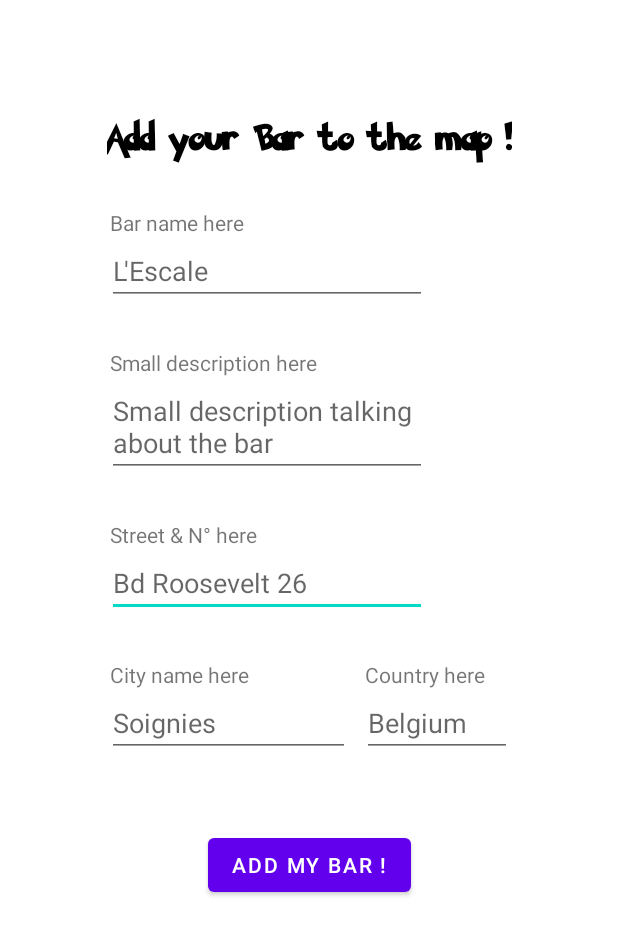
After one commit to DamienB2/PokeBar, an Android app: the addBarActivity screen opened directly, with no data from a screen before it, on a phone screen of 412 x 824 dp. The commit adds this screen. Shown: the top 935 px of the screen. Run offline under Robolectric (Android 15) with nearby library versions, the phone set to English and light mode, and no system bars; our stand-ins replace Firebase (no records; nobody signed in at launch, a user with empty details on screens opened directly); network calls fail.

Commit message:
PokeBar Add a Bar almost finish

```diff
--- a/app/src/main/java/com/example/pokebar/RegisterActivity.java
+++ b/app/src/main/java/com/example/pokebar/RegisterActivity.java
@@ -65,8 +65,7 @@ public class RegisterActivity extends AppCompatActivity {
                         if(task.isComplete()){
                             User user = new User(name, mail);
 
-                            FirebaseDatabase.getInstance().getReference("Users")
-                                    .child(FirebaseAuth.getInstance().getCurrentUser().getUid())
+                            FirebaseDatabase.getInstance().getReference("Users").child(FirebaseAuth.getInstance().getCurrentUser().getUid())
                                     .setValue(user).addOnCompleteListener(new OnCompleteListener<Void>() {
                                         @Override
                                         public void onComplete(@NonNull Task<Void> task) {
--- /dev/null
+++ b/app/src/main/java/com/example/pokebar/addBarActivity.java
@@ -0,0 +1,95 @@
+package com.example.pokebar;
+
+import androidx.annotation.NonNull;
+import androidx.appcompat.app.AppCompatActivity;
+
+import android.content.Intent;
+import android.location.Address;
+import android.location.Geocoder;
+import android.os.Bundle;
+import android.util.Log;
+import android.view.View;
+import android.widget.Button;
+import android.widget.EditText;
+import android.widget.TextView;
+import android.widget.Toast;
+
+import com.google.android.gms.tasks.OnCompleteListener;
+import com.google.android.gms.tasks.Task;
+import com.google.firebase.auth.FirebaseAuth;
+import com.google.firebase.auth.FirebaseUser;
+import com.google.firebase.database.DataSnapshot;
+import com.google.firebase.database.DatabaseError;
+import com.google.firebase.database.DatabaseReference;
+import com.google.firebase.database.FirebaseDatabase;
+import com.google.firebase.database.ValueEventListener;
+
+import java.io.IOException;
+import java.util.List;
+
+public class addBarActivity extends AppCompatActivity {
+
+    private EditText barName, barDescription, streetName, cityName, countryName;
+    private Button addMyBar;
+
+    private double doubleLat, doubleLong;
+
+
+    @Override
+    protected void onCreate(Bundle savedInstanceState) {
+        super.onCreate(savedInstanceState);
+        setContentView(R.layout.activity_add_bar);
+
+        barName = findViewById(R.id.editTextTextBarName);
+        barDescription = findViewById(R.id.editTextTextBarDescription);
+        streetName = findViewById(R.id.editTextStreet);
+        cityName = findViewById(R.id.editTextTextCity);
+        countryName = findViewById(R.id.editTextTextCountry);
+
+        addMyBar = findViewById(R.id.btnAddBar);
+
+
+        addMyBar.setOnClickListener(new View.OnClickListener() {
+            @Override
+            public void onClick(View view) {
+
+                String Name = barName.getText().toString().trim();
+                String Description = barDescription.getText().toString().trim();
+                String address = streetName.getText().toString() + ", " + cityName.getText().toString() + ", " + countryName.getText().toString();
+                int Pokemon = (int) (Math.random()*151);
+
+                Geocoder geocoder = new Geocoder(addBarActivity.this);
+                List<Address> addressList;
+                try {
+                    addressList = geocoder.getFromLocationName(address, 1);
+
+                    if(addressList != null){
+                        doubleLat = addressList.get(0).getLatitude();
+                        doubleLong = addressList.get(0).getLongitude();
+                    }
+                } catch (IOException e) {
+                    e.printStackTrace();
+                }
+
+
+                Bar bar = new Bar(Name, Description, Pokemon, doubleLat, doubleLong);
+
+
+                FirebaseDatabase.getInstance().getReference("Bars").push().setValue(bar).addOnCompleteListener(new OnCompleteListener<Void>() {
+                            @Override
+                            public void onComplete(@NonNull Task<Void> task) {
+                                if (task.isComplete()) {
+                                    Toast.makeText(addBarActivity.this, "Your bar has been added to the map !", Toast.LENGTH_SHORT).show();
+                                    Intent intent = new Intent(addBarActivity.this,DownloadPokemonActivity.class);
+                                    intent.putExtra("ID",Integer.toString(Pokemon));
+                                    startActivity(intent);
+                                } else {
+                                    Toast.makeText(addBarActivity.this, "Failed to add your bar...", Toast.LENGTH_SHORT).show();
+                                }
+                            }
+                        });
+            }
+        });
+
+    }
+}
--- /dev/null
+++ b/app/src/main/res/layout/activity_add_bar.xml
@@ -0,0 +1,139 @@
+<?xml version="1.0" encoding="utf-8"?>
+<androidx.constraintlayout.widget.ConstraintLayout xmlns:android="http://schemas.android.com/apk/res/android"
+    xmlns:app="http://schemas.android.com/apk/res-auto"
+    xmlns:tools="http://schemas.android.com/tools"
+    android:layout_width="match_parent"
+    android:layout_height="match_parent"
+    tools:context=".addBarActivity">
+
+    <TextView
+        android:id="@+id/addBarTitle"
+        android:layout_width="wrap_content"
+        android:layout_height="wrap_content"
+        android:layout_marginTop="75dp"
+        android:fontFamily="@font/pokemon_solid"
+        android:text="@string/ABTitle"
+        android:textAlignment="center"
+        android:textColor="?android:textColorPrimary"
+        android:textSize="20sp"
+        app:layout_constraintEnd_toEndOf="parent"
+        app:layout_constraintStart_toStartOf="parent"
+        app:layout_constraintTop_toTopOf="parent" />
+
+    <EditText
+        android:id="@+id/editTextStreet"
+        android:layout_width="wrap_content"
+        android:layout_height="wrap_content"
+        android:layout_marginTop="48dp"
+        android:ems="10"
+        android:hint="@string/ABStreet"
+        android:inputType="textPersonName"
+        app:layout_constraintStart_toStartOf="@+id/editTextTextBarDescription"
+        app:layout_constraintTop_toBottomOf="@+id/editTextTextBarDescription" />
+
+    <EditText
+        android:id="@+id/editTextTextCity"
+        android:layout_width="0dp"
+        android:layout_height="wrap_content"
+        android:layout_marginTop="48dp"
+        android:layout_marginEnd="8dp"
+        android:ems="10"
+        android:hint="@string/ABCity"
+        android:inputType="textPersonName"
+        app:layout_constraintEnd_toStartOf="@+id/editTextTextCountry"
+        app:layout_constraintHorizontal_bias="1.0"
+        app:layout_constraintStart_toStartOf="@+id/editTextStreet"
+        app:layout_constraintTop_toBottomOf="@+id/editTextStreet" />
+
+    <EditText
+        android:id="@+id/editTextTextCountry"
+        android:layout_width="100dp"
+        android:layout_height="wrap_content"
+        android:ems="10"
+        android:hint="@string/ABCountry"
+        android:inputType="textPersonName"
+        app:layout_constraintEnd_toEndOf="@+id/addBarTitle"
+        app:layout_constraintTop_toTopOf="@+id/editTextTextCity" />
+
+    <TextView
+        android:id="@+id/StreetTitle"
+        android:layout_width="wrap_content"
+        android:layout_height="wrap_content"
+        android:layout_marginStart="2dp"
+        android:text="@string/ABStreetTitle"
+        app:layout_constraintBottom_toTopOf="@+id/editTextStreet"
+        app:layout_constraintStart_toStartOf="@+id/editTextStreet" />
+
+    <TextView
+        android:id="@+id/CityTitle"
+        android:layout_width="wrap_content"
+        android:layout_height="wrap_content"
+        android:layout_marginStart="2dp"
+        android:text="@string/ABCityTitle"
+        app:layout_constraintBottom_toTopOf="@+id/editTextTextCity"
+        app:layout_constraintStart_toStartOf="@+id/editTextTextCity" />
+
+    <TextView
+        android:id="@+id/CountryTitle"
+        android:layout_width="wrap_content"
+        android:layout_height="wrap_content"
+        android:layout_marginStart="2dp"
+        android:text="@string/ABCountryTitle"
+        app:layout_constraintBottom_toTopOf="@+id/editTextTextCountry"
+        app:layout_constraintStart_toStartOf="@+id/editTextTextCountry" />
+
+    <EditText
+        android:id="@+id/editTextTextBarName"
+        android:layout_width="wrap_content"
+        android:layout_height="wrap_content"
+        android:layout_marginTop="48dp"
+        android:ems="10"
+        android:hint="@string/ABBarName"
+        android:inputType="textPersonName"
+        app:layout_constraintStart_toStartOf="@+id/addBarTitle"
+        app:layout_constraintTop_toBottomOf="@+id/addBarTitle" />
+
+    <TextView
+        android:id="@+id/BarTitle"
+        android:layout_width="wrap_content"
+        android:layout_height="wrap_content"
+        android:layout_marginStart="2dp"
+        android:text="@string/ABBarTtile"
+        app:layout_constraintBottom_toTopOf="@+id/editTextTextBarName"
+        app:layout_constraintStart_toStartOf="@+id/editTextTextBarName" />
+
+    <TextView
+        android:id="@+id/barTitle"
+        android:layout_width="wrap_content"
+        android:layout_height="wrap_content"
+        android:layout_marginStart="2dp"
+        android:text="@string/ABDescriptionTitle"
+        app:layout_constraintBottom_toTopOf="@+id/editTextTextBarDescription"
+        app:layout_constraintStart_toStartOf="@+id/editTextTextBarDescription" />
+
+    <EditText
+        android:id="@+id/editTextTextBarDescription"
+        android:layout_width="wrap_content"
+        android:layout_height="wrap_content"
+        android:layout_marginTop="48dp"
+        android:ems="10"
+        android:gravity="start|top"
+        android:hint="@string/ABDescription"
+        android:inputType="textMultiLine"
+        android:maxLength="150"
+        android:maxLines="3"
+        app:layout_constraintStart_toStartOf="@+id/editTextTextBarName"
+        app:layout_constraintTop_toBottomOf="@+id/editTextTextBarName" />
+
+    <Button
+        android:id="@+id/btnAddBar"
+        android:layout_width="wrap_content"
+        android:layout_height="wrap_content"
+        android:layout_marginTop="48dp"
+        android:text="Add my Bar !"
+        app:layout_constraintEnd_toEndOf="@+id/editTextTextCountry"
+        app:layout_constraintStart_toStartOf="@+id/editTextTextCity"
+        app:layout_constraintTop_toBottomOf="@+id/editTextTextCity" />
+
+
+</androidx.constraintlayout.widget.ConstraintLayout>
--- a/app/src/main/res/layout/activity_main.xml
+++ b/app/src/main/res/layout/activity_main.xml
@@ -67,10 +67,8 @@
             android:id="@+id/Text_qrcode"
             android:layout_width="wrap_content"
             android:layout_height="wrap_content"
-            android:layout_marginBottom="16dp"
-            app:layout_constraintBottom_toTopOf="@+id/cardViewScan"
+            app:layout_constraintBottom_toBottomOf="parent"
             app:layout_constraintEnd_toEndOf="parent"
-            app:layout_constraintStart_toStartOf="parent"
             tools:text="error" />
 
 
--- a/app/src/main/res/values/strings.xml
+++ b/app/src/main/res/values/strings.xml
@@ -25,4 +25,21 @@
 
     <!-- PopUp message -->
     <string name="PopTitle">What is the Pokemon of the day ?</string>
+
+    <!-- Add Bar page -->
+    <string name="ABTitle">Add your Bar to the map !</string>
+    <string name="ABBarName">L\'Escale</string>
+    <string name="ABBarTtile">Bar name here</string>
+    <string name="ABDescriptionTitle">Small description here</string>
+    <string name="ABDescription">Small description talking about the bar</string>
+    <string name="ABStreetTitle">Street &amp; N° here</string>
+    <string name="ABStreet">Bd Roosevelt 26</string>
+    <string name="ABCityTitle">City name here</string>
+    <string name="ABCity">Soignies</string>
+    <string name="ABCountryTitle">Country here</string>
+    <string name="ABCountry">Belgium</string>
+
+    <!-- DownloadPokemon page -->
+    <string name="DPTitle">The Pokemon in your bar will be ...</string>
+    <string name="DPQrPersoDesc">Click on the ? to make your custom QrCode appear !</string>
 </resources>
```
Also changed, not shown: app/src/main/AndroidManifest.xml (+18 -10 lines), app/src/main/java/com/example/pokebar/Bar.java (added, +21 -0 lines), app/src/main/java/com/example/pokebar/DownloadPokemonActivity.java (added, +228 -0 lines), app/src/main/java/com/example/pokebar/MainActivity.java (+12 -4 lines), app/src/main/java/com/example/pokebar/MapsActivity.java (+0 -19 lines), app/src/main/java/com/example/pokebar/SettingsActivity.java (+44 -0 lines), app/src/main/res/layout/activity_download_pokemon.xml (added, +99 -0 lines), app/src/main/res/layout/activity_settings.xml (+9 -0 lines).
